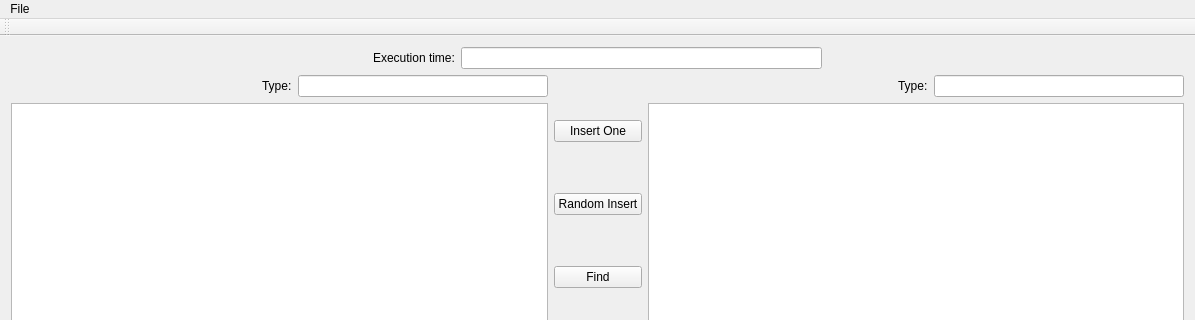
This is Structure_Visualizator/mainwindow.ui in Pilipets/Data-Structure-Visualizer as Qt 5 draws it before an edit; both pictures show x 0 to 1195 and y 0 to 320 of the 1195 by 614 pixel window. The edited form follows.
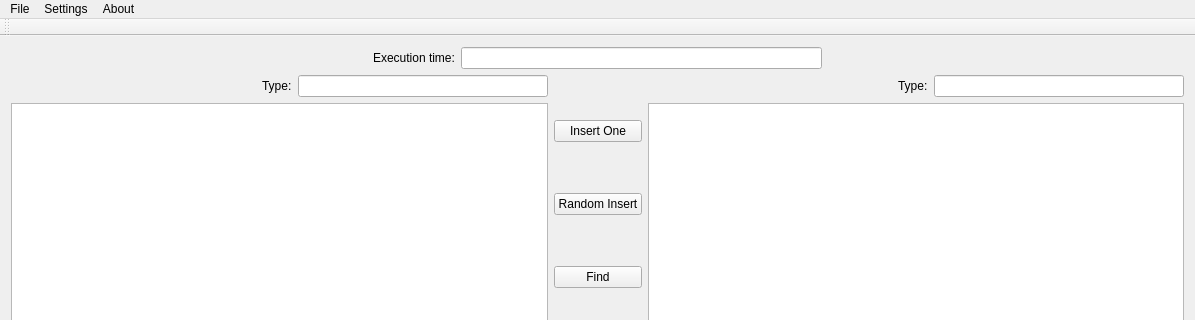
This is the edited form.

Commit message: Setting window added, but slot isn't working. Difference operation added

The edit to the form file:
```diff
--- a/Structure_Visualizator/mainwindow.ui
+++ b/Structure_Visualizator/mainwindow.ui
@@ -228,7 +228,19 @@
     </widget>
     <addaction name="menuNew"/>
    </widget>
+   <widget class="QMenu" name="menuSettings">
+    <property name="title">
+     <string>Settings</string>
+    </property>
+   </widget>
+   <widget class="QMenu" name="menuAbout">
+    <property name="title">
+     <string>About</string>
+    </property>
+   </widget>
    <addaction name="menuFile"/>
+   <addaction name="menuSettings"/>
+   <addaction name="menuAbout"/>
   </widget>
   <widget class="QToolBar" name="mainToolBar">
    <attribute name="toolBarArea">
```
The commit also changes 11 other files.
